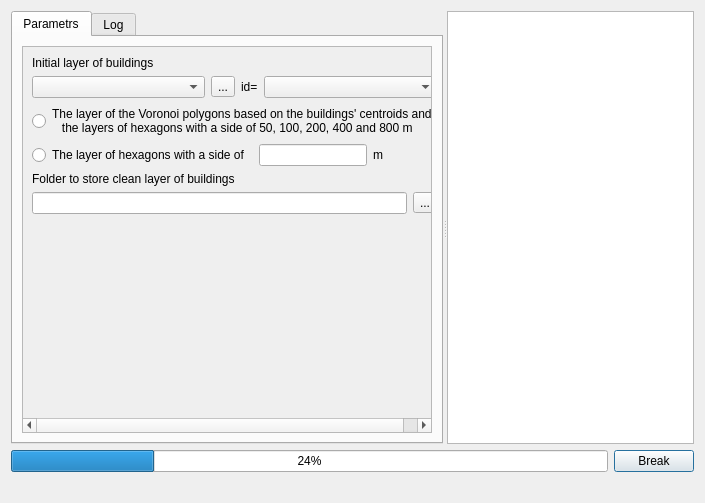
ishusterman/tau_net_calc, file UI/visualization_clean.ui: the form before one commit.
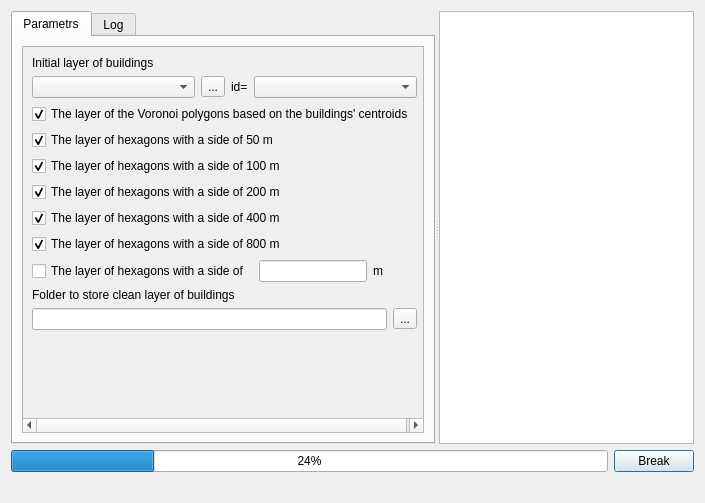
The form after the commit.

Diff of the .ui file:
```diff
--- a/UI/visualization_clean.ui
+++ b/UI/visualization_clean.ui
@@ -81,10 +81,10 @@
           <widget class="QWidget" name="scrollAreaWidgetContents_2">
            <property name="geometry">
             <rect>
-             <x>-27</x>
+             <x>0</x>
              <y>0</y>
-             <width>400</width>
-             <height>210</height>
+             <width>397</width>
+             <height>310</height>
             </rect>
            </property>
            <property name="sizePolicy">
@@ -146,18 +146,10 @@
                 </item>
                </layout>
               </item>
-              <item row="3" column="0">
-               <widget class="QRadioButton" name="rbStandart">
-                <property name="text">
-                 <string>The layer of the Voronoi polygons based on the buildings' centroids and 
-   the layers of hexagons with a side of 50, 100, 200, 400 and 800 m</string>
-                </property>
-               </widget>
-              </item>
-              <item row="5" column="0">
+              <item row="9" column="0">
                <layout class="QHBoxLayout" name="horizontalLayout_7">
                 <item>
-                 <widget class="QRadioButton" name="rbLength">
+                 <widget class="QCheckBox" name="cbLength">
                   <property name="text">
                    <string>The layer of hexagons with a side of </string>
                   </property>
@@ -185,14 +177,14 @@
                 </item>
                </layout>
               </item>
-              <item row="6" column="0">
+              <item row="10" column="0">
                <widget class="QLabel" name="label">
                 <property name="text">
                  <string>Folder to store clean layer of buildings</string>
                 </property>
                </widget>
               </item>
-              <item row="8" column="0" colspan="2">
+              <item row="12" column="0" colspan="2">
                <layout class="QHBoxLayout" name="horizontalLayout_3">
                 <item>
                  <widget class="QLineEdit" name="txtPathToProtocols"/>
@@ -206,6 +198,66 @@
                 </item>
                </layout>
               </item>
+              <item row="3" column="0">
+               <widget class="QCheckBox" name="cbVoronoi">
+                <property name="text">
+                 <string>The layer of the Voronoi polygons based on the buildings' centroids </string>
+                </property>
+                <property name="checked">
+                 <bool>true</bool>
+                </property>
+               </widget>
+              </item>
+              <item row="5" column="0">
+               <widget class="QCheckBox" name="cb100">
+                <property name="text">
+                 <string>The layer of hexagons with a side of 100 m</string>
+                </property>
+                <property name="checked">
+                 <bool>true</bool>
+                </property>
+               </widget>
+              </item>
+              <item row="6" column="0">
+               <widget class="QCheckBox" name="cb200">
+                <property name="text">
+                 <string>The layer of hexagons with a side of 200 m</string>
+                </property>
+                <property name="checked">
+                 <bool>true</bool>
+                </property>
+               </widget>
+              </item>
+              <item row="7" column="0">
+               <widget class="QCheckBox" name="cb400">
+                <property name="text">
+                 <string>The layer of hexagons with a side of 400 m</string>
+                </property>
+                <property name="checked">
+                 <bool>true</bool>
+                </property>
+               </widget>
+              </item>
+              <item row="8" column="0">
+               <widget class="QCheckBox" name="cb800">
+                <property name="text">
+                 <string>The layer of hexagons with a side of 800 m</string>
+                </property>
+                <property name="checked">
+                 <bool>true</bool>
+                </property>
+               </widget>
+              </item>
+              <item row="4" column="0">
+               <widget class="QCheckBox" name="cb50">
+                <property name="text">
+                 <string>The layer of hexagons with a side of 50 m</string>
+                </property>
+                <property name="checked">
+                 <bool>true</bool>
+                </property>
+               </widget>
+              </item>
              </layout>
             </item>
            </layout>
```
